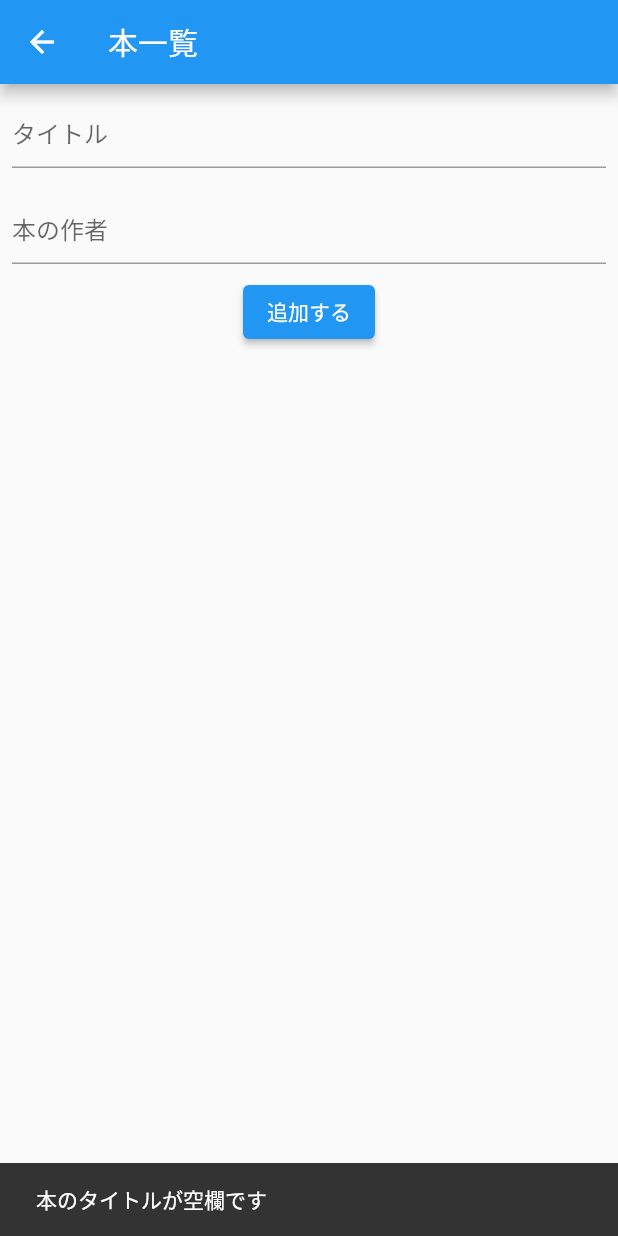
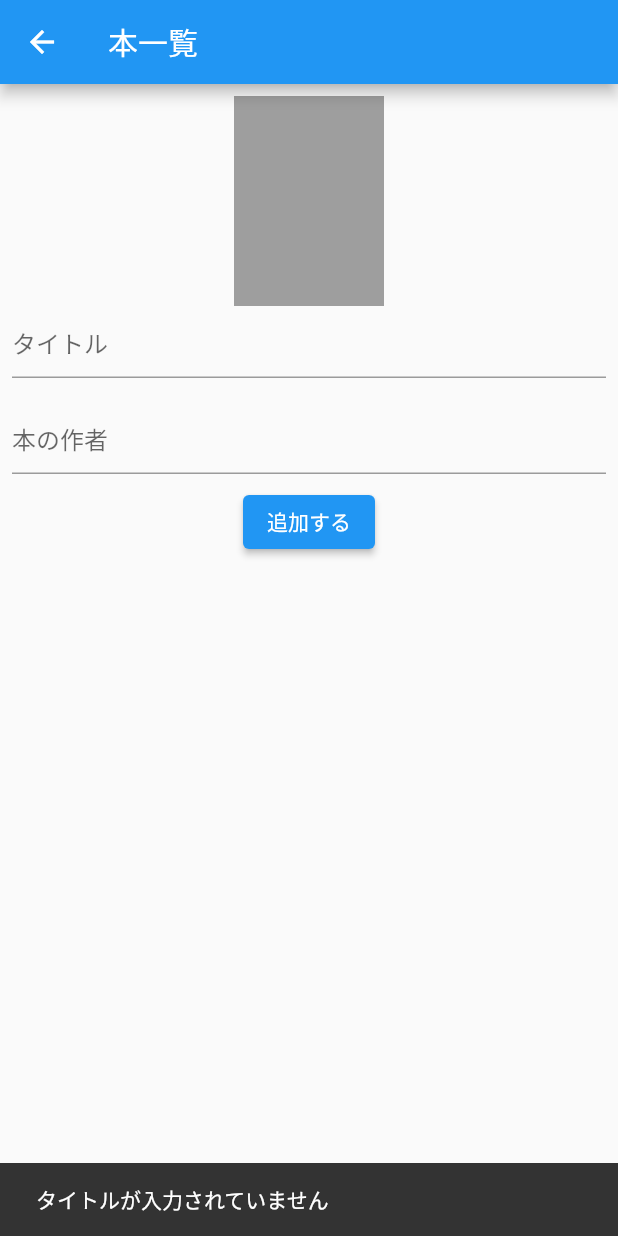
Before and after one commit to Tomohiro4196/book_list_sample, a Flutter app: the AddBookPage screen opened directly, after a tap on "追加する", on a phone screen of 412 x 824 dp. Run offline on Flutter 3.47's test engine with Material 2 defaults, Android fonts, the phone set to English and light mode, and no system bars; our stand-ins replace cloud_firestore, firebase_auth, firebase_core, firebase_storage, flutter_slidable, image_picker; accounts and stored records are empty.

Commit message:
画像アップロードの機能追加 + ログイン機能作成

```diff
--- a/lib/add_book/add_book_model.dart
+++ b/lib/add_book/add_book_model.dart
@@ -1,31 +1,64 @@
-import 'package:book_list_sample/domain/book.dart';
-// domainディレクトリから、Bookクラスをインポートする
+import 'dart:io';
+
 import 'package:cloud_firestore/cloud_firestore.dart';
-import 'package:flutter/cupertino.dart';
+import 'package:firebase_storage/firebase_storage.dart';
+import 'package:flutter/material.dart';
+import 'package:image_picker/image_picker.dart';
 
-class AddBookModel extends ChangeNotifier{
+class AddBookModel extends ChangeNotifier {
   String? title;
   String? author;
+  File? imageFile;
+  bool isLoading = false;
+
+  final picker = ImagePicker();
+
+  String? imgURL;
+
+  void startLoading() {
+    isLoading = true;
+    notifyListeners();
+  }
+
+  void endLoading() {
+    isLoading = false;
+    notifyListeners();
+  }
 
   Future addBook() async {
-    // Futureクラス = 時間のかかる非同期通信を行う際に利用する
-    // Futureを使う際は'async' 'await' を使うことが推奨されている
-    if (title == null || title!.isEmpty){
-      //タイトルに入力がない もしくは空白だけで入力された場合
-      throw '本のタイトルが空欄です';
+    if (title == null || title == "") {
+      throw 'タイトルが入力されていません';
     }
 
-    if(author == null || author!.isEmpty){
-      //著者に入力がない もしくは空白だけで入力された場合
-      throw '本の作者が空欄です';
+    if (author == null || author!.isEmpty) {
+      throw '著者が入力されていません';
     }
-    //上記二つのif文を突破したら下の.addメソッドが発火
-    //Firestoreに追加するメソッド
-    await FirebaseFirestore.instance.collection('books').add(
-      {
-        'title': title,
-        'author': author,
-      }
+
+    final doc = FirebaseFirestore.instance.collection('books').doc();
+
+    if (imageFile != null) {
+      // storageにアップロード
+      final TaskSnapshot task = await FirebaseStorage.instance
+        .ref('books/${doc.id}').putFile(imageFile!);
+      imgURL = await task.ref.getDownloadURL();
+    }
+
+    // firestoreに追加
+    await doc.set({
+      'title': title,
+      'author': author,
+      'imageURL': imgURL
+    },
+      SetOptions(merge: true)
     );
   }
+
+  Future pickImage() async {
+    final pickedFile = await picker.pickImage(source: ImageSource.gallery);
+
+    if (pickedFile != null) {
+      imageFile = File(pickedFile.path);
+      notifyListeners();
+    }
+  }
 }
--- a/lib/add_book/add_book_page.dart
+++ b/lib/add_book/add_book_page.dart
@@ -17,10 +17,24 @@ class AddBookPage extends StatelessWidget {
         ),
         body: Center(
             child: Consumer<AddBookModel>(builder: (context,model,child){
-              return Padding(
+              return Stack(
+                children: [
+                  Padding(
                     padding: const EdgeInsets.all(8.0),
                     child: Column(
                       children: [
+                        GestureDetector(
+                          child: SizedBox(
+                            height: 140,
+                            width: 100,
+                            child: model.imageFile != null
+                                ? Image.file(model.imageFile!)
+                                : Container(color: Colors.grey),
+                          ),
+                          onTap: () async {
+                            await model.pickImage();
+                          },
+                        ),
                         TextField(
                           decoration: InputDecoration(
                             hintText: 'タイトル'
@@ -49,6 +63,7 @@ class AddBookPage extends StatelessWidget {
                             onPressed: () async {
                               // ▼レコードを追加する処理
                               try {
+                                model.startLoading();
                               await model.addBook();
                               //add_book_model内のAddBookを発火させる
                               Navigator.of(context).pop(true);
@@ -59,12 +74,25 @@ class AddBookPage extends StatelessWidget {
                               )
                               );
                               ScaffoldMessenger.of(context).showSnackBar(snackBar);
+                              } finally {
+                                //catchしてもしなくても発生する処理
+                                model.endLoading();
                                 }
                               },
                             child: Text('追加する')
                                       ),
                                   ]
                                 )
+                               ),
+                            if(model.isLoading)
+                              //ロード中のみ回ってる感じのやつをだす
+                                Container(
+                                    color: Colors.white54,
+                                    child: Center(
+                                    child: CircularProgressIndicator(),
+                                    ),
+                                    ),
+                              ],
                             );
                           }
                         )
--- a/lib/domain/book.dart
+++ b/lib/domain/book.dart
@@ -1,8 +1,9 @@
 class Book {
-  Book(this.id, this.title, this.author);
+  Book(this.id, this.title, this.author, this.imageURL);
   // this = 現在のインスタンスを指す
 
   String id;
   String title;
   String author;
+  String? imageURL;
 }
--- a/lib/edit_book/edit_book_model.dart
+++ b/lib/edit_book/edit_book_model.dart
@@ -4,21 +4,18 @@ import 'package:cloud_firestore/cloud_firestore.dart';
 import 'package:flutter/cupertino.dart';
 
 class EditBookModel extends ChangeNotifier{
-  final Book book;
   EditBookModel(this.book) {
     //イニシャライズする時に、初期値としてタイトルと著者を設定する
     titleController.text = book.title;
     authorController.text = book.author;
   }
+  final Book book;
 
   final titleController = TextEditingController();
   final authorController = TextEditingController();
 
-
-
   String? title;
   String? author;
-
 
   //▼notifyListenersをモデルで試行する
   void setTitle(String title){
--- a/pubspec.yaml
+++ b/pubspec.yaml
@@ -18,8 +18,11 @@ dependencies:
   cupertino_icons: ^1.0.2
   firebase_core: ^1.12.0
   cloud_firestore: ^3.1.8
+  firebase_storage:
+  image_picker: ^0.8.4+9
   provider: ^6.0.2
   flutter_slidable: ^0.6.0
+  firebase_auth: ^3.3.9
 
 dev_dependencies:
   flutter_test:
```
Also changed, not shown: lib/Login/login_model.dart (added, +31 -0 lines), lib/Login/login_page.dart (added, +88 -0 lines), lib/Register/Register_model.dart (added, +67 -0 lines), lib/Register/Register_page.dart (added, +83 -0 lines), lib/book_list/book_list_model.dart (+6 -1 lines), lib/book_list/book_list_page.dart (+67 -3 lines), lib/loading_method/loading.dart (added, +17 -0 lines), pubspec.lock, 4 other files. Lines whose indentation alone changed are shown as unchanged.
